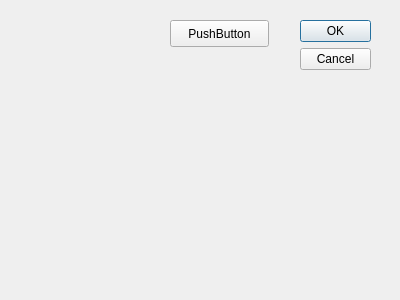
Before: the Qt Designer form gui.ui in luisMbedder/SpectrumScan, drawn with Qt 5.
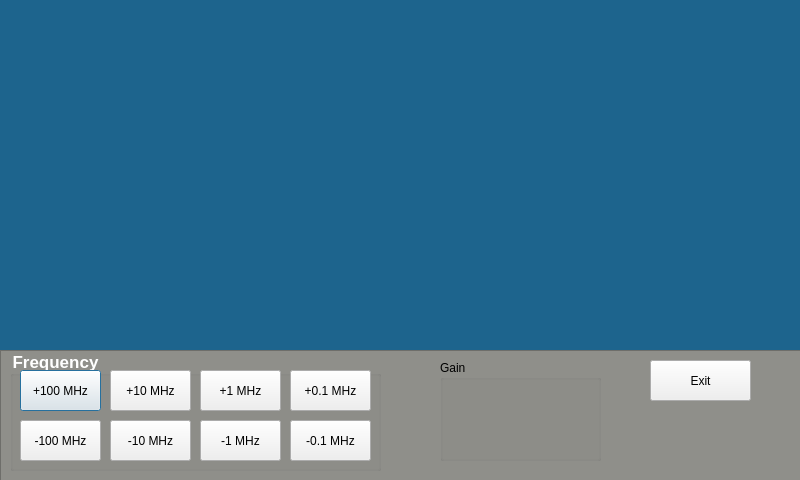
After: the same form once the commit is applied.

Commit message: changed spectrograph background

Diff of the .ui file:
```diff
--- a/gui.ui
+++ b/gui.ui
@@ -6,41 +6,202 @@
    <rect>
     <x>0</x>
     <y>0</y>
-    <width>400</width>
-    <height>300</height>
+    <width>800</width>
+    <height>480</height>
    </rect>
   </property>
   <property name="windowTitle">
    <string>Dialog</string>
   </property>
-  <widget class="QDialogButtonBox" name="buttonBox">
+  <property name="styleSheet">
+   <string notr="true">#Gui{
+background:rgb(29,100,141)
+
+}</string>
+  </property>
+  <widget class="QFrame" name="frame">
    <property name="geometry">
     <rect>
-     <x>300</x>
-     <y>20</y>
-     <width>71</width>
-     <height>71</height>
+     <x>0</x>
+     <y>350</y>
+     <width>801</width>
+     <height>131</height>
     </rect>
    </property>
-   <property name="orientation">
-    <enum>Qt::Vertical</enum>
+   <property name="autoFillBackground">
+    <bool>false</bool>
    </property>
-   <property name="standardButtons">
-    <set>QDialogButtonBox::Cancel|QDialogButtonBox::Ok</set>
+   <property name="styleSheet">
+    <string notr="true">#frame{
+background:rgb(143, 143, 138)
+
+
+}</string>
    </property>
-  </widget>
-  <widget class="QPushButton" name="pushButton">
-   <property name="geometry">
-    <rect>
-     <x>170</x>
-     <y>20</y>
-     <width>99</width>
-     <height>27</height>
-    </rect>
+   <property name="frameShape">
+    <enum>QFrame::StyledPanel</enum>
    </property>
-   <property name="text">
-    <string>PushButton</string>
+   <property name="frameShadow">
+    <enum>QFrame::Raised</enum>
    </property>
+   <widget class="QGroupBox" name="groupBox">
+    <property name="geometry">
+     <rect>
+      <x>10</x>
+      <y>0</y>
+      <width>371</width>
+      <height>121</height>
+     </rect>
+    </property>
+    <property name="font">
+     <font>
+      <pointsize>13</pointsize>
+      <weight>75</weight>
+      <bold>true</bold>
+     </font>
+    </property>
+    <property name="autoFillBackground">
+     <bool>false</bool>
+    </property>
+    <property name="styleSheet">
+     <string notr="true">QGroupBox{
+color: rgb(255, 255, 255)
+}</string>
+    </property>
+    <property name="title">
+     <string>Frequency</string>
+    </property>
+    <widget class="QPushButton" name="pushButton">
+     <property name="geometry">
+      <rect>
+       <x>10</x>
+       <y>20</y>
+       <width>81</width>
+       <height>41</height>
+      </rect>
+     </property>
+     <property name="text">
+      <string>+100 MHz</string>
+     </property>
+    </widget>
+    <widget class="QPushButton" name="pushButton_2">
+     <property name="geometry">
+      <rect>
+       <x>10</x>
+       <y>70</y>
+       <width>81</width>
+       <height>41</height>
+      </rect>
+     </property>
+     <property name="text">
+      <string>-100 MHz</string>
+     </property>
+    </widget>
+    <widget class="QPushButton" name="pushButton_3">
+     <property name="geometry">
+      <rect>
+       <x>100</x>
+       <y>20</y>
+       <width>81</width>
+       <height>41</height>
+      </rect>
+     </property>
+     <property name="text">
+      <string>+10 MHz</string>
+     </property>
+    </widget>
+    <widget class="QPushButton" name="pushButton_4">
+     <property name="geometry">
+      <rect>
+       <x>100</x>
+       <y>70</y>
+       <width>81</width>
+       <height>41</height>
+      </rect>
+     </property>
+     <property name="text">
+      <string>-10 MHz</string>
+     </property>
+    </widget>
+    <widget class="QPushButton" name="pushButton_5">
+     <property name="geometry">
+      <rect>
+       <x>190</x>
+       <y>20</y>
+       <width>81</width>
+       <height>41</height>
+      </rect>
+     </property>
+     <property name="text">
+      <string>+1 MHz</string>
+     </property>
+    </widget>
+    <widget class="QPushButton" name="pushButton_6">
+     <property name="geometry">
+      <rect>
+       <x>190</x>
+       <y>70</y>
+       <width>81</width>
+       <height>41</height>
+      </rect>
+     </property>
+     <property name="text">
+      <string>-1 MHz</string>
+     </property>
+    </widget>
+    <widget class="QPushButton" name="pushButton_7">
+     <property name="geometry">
+      <rect>
+       <x>280</x>
+       <y>20</y>
+       <width>81</width>
+       <height>41</height>
+      </rect>
+     </property>
+     <property name="text">
+      <string>+0.1 MHz</string>
+     </property>
+    </widget>
+    <widget class="QPushButton" name="pushButton_8">
+     <property name="geometry">
+      <rect>
+       <x>280</x>
+       <y>70</y>
+       <width>81</width>
+       <height>41</height>
+      </rect>
+     </property>
+     <property name="text">
+      <string>-0.1 MHz</string>
+     </property>
+    </widget>
+   </widget>
+   <widget class="QGroupBox" name="groupBox_2">
+    <property name="geometry">
+     <rect>
+      <x>440</x>
+      <y>10</y>
+      <width>161</width>
+      <height>101</height>
+     </rect>
+    </property>
+    <property name="title">
+     <string>Gain</string>
+    </property>
+   </widget>
+   <widget class="QPushButton" name="pushButton_9">
+    <property name="geometry">
+     <rect>
+      <x>650</x>
+      <y>10</y>
+      <width>101</width>
+      <height>41</height>
+     </rect>
+    </property>
+    <property name="text">
+     <string>Exit</string>
+    </property>
+   </widget>
   </widget>
  </widget>
  <resources/>
```
Left out of the diff: 35 changed lines with no effect on the pictures. The commit also changes 4 other files.
